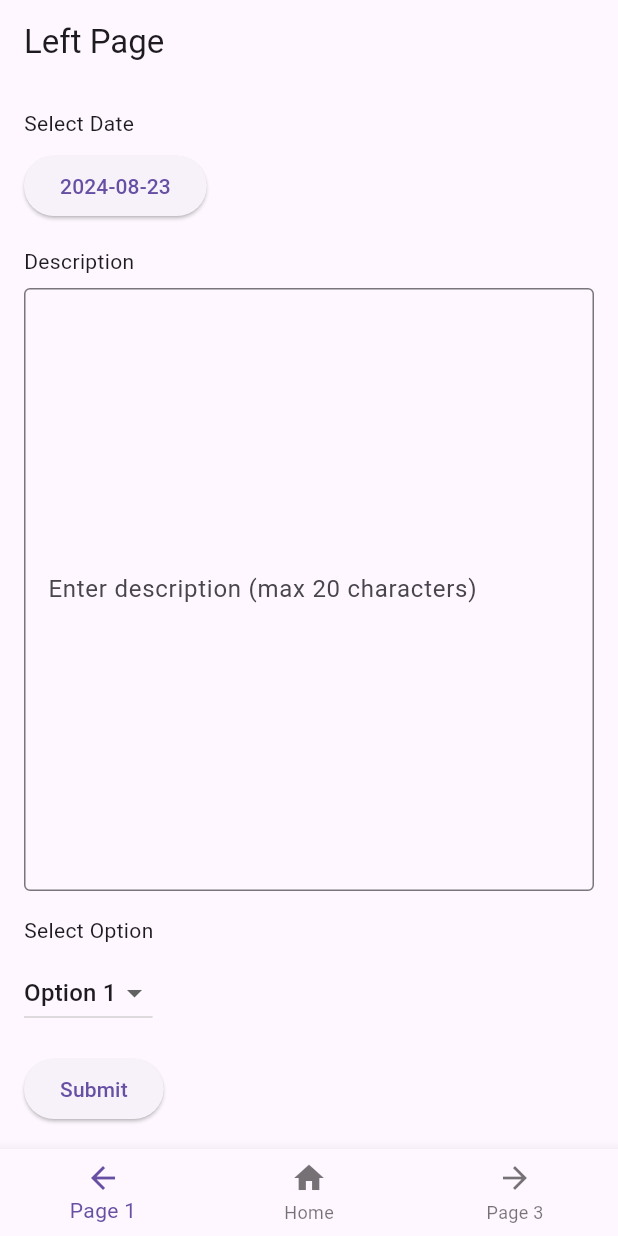
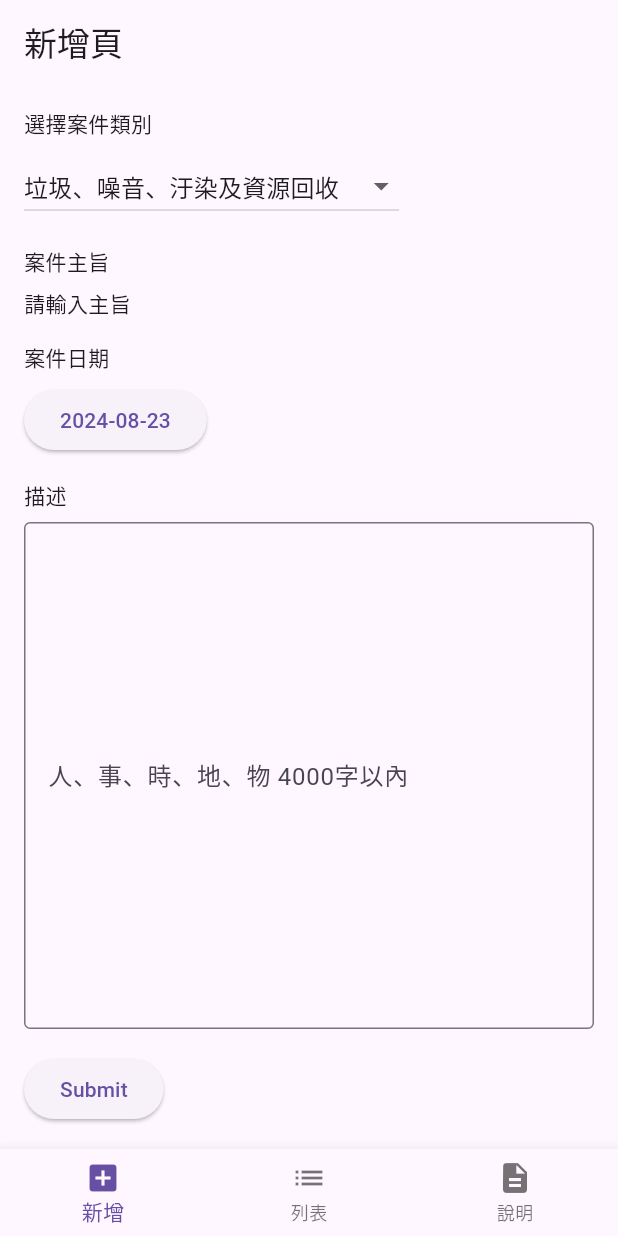
Before and after one commit to online135/hackathon_practice, a Flutter app: the screen it shows after launch, after a tap on "Submit", on a phone screen of 412 x 824 dp. Run offline on Flutter 3.47's test engine with Material 3 defaults, Android fonts, the light colour scheme and no system bars; our stand-ins replace camera, shared_preferences; network calls fail.

Commit message:
主題調整 - 市政通報追蹤

```diff
--- a/lib/left_page.dart
+++ b/lib/add_page.dart
@@ -4,18 +4,19 @@ import 'package:shared_preferences/shared_preferences.dart';
 import 'package:http/http.dart' as http;
 import 'dart:convert';
 
-class LeftPage extends StatefulWidget {
-  const LeftPage({super.key});
+class AddPage extends StatefulWidget {
+  const AddPage({super.key});
 
   @override
-  _LeftPageState createState() => _LeftPageState();
+  _AddPageState createState() => _AddPageState();
 }
 
-class _LeftPageState extends State<LeftPage> {
+class _AddPageState extends State<AddPage> {
+  String _selectedCategory = '垃圾、噪音、汙染及資源回收';
+  final List<String> _categories = ['垃圾、噪音、汙染及資源回收', '道路、山坡地、樹路及路燈', '公園、排水溝、下水道及自來水'];
+  String _title = '';
   DateTime _selectedDate = DateTime.now();
   String _description = '';
-  String _selectedOption = 'Option 1';
-  final List<String> _options = ['Option 1', 'Option 2', 'Option 3'];
 
   @override
   void initState() {
@@ -45,22 +46,23 @@ class _LeftPageState extends State<LeftPage> {
     });
   }
 
-  void _updateSelectedOption(String? newValue) {
+  void _updateSelectedCategory(String? newValue) {
     if (newValue != null) {
       setState(() {
-        _selectedOption = newValue;
+        _selectedCategory = newValue;
         _saveFormData();
       });
     }
   }
 
   void _submitForm() async {
-    final url = Uri.parse('http://localhost:8080/api/data'); // Replace with your server's IP address or hostname
+    final url = Uri.parse('http://localhost:8080/api/issue'); // Replace with your server's IP address or hostname
 
     final Map<String, dynamic> data = {
+      'category': _selectedCategory,
+      'title': _title,
       'selectedDate': DateFormat('yyyy-MM-dd').format(_selectedDate),
       'description': _description,
-      'selectedOption': _selectedOption,
     };
 
     final response = await http.post(
@@ -72,56 +74,90 @@ class _LeftPageState extends State<LeftPage> {
     );
 
     if (response.statusCode == 201) {
-      print('Data sent successfully');
+      print('資料傳送成功');
       _clearFormData();
     } else {
-      print('Failed to send data');
+      print('資料傳送失敗');
     }
   }
 
   Future<void> _saveFormData() async {
     final prefs = await SharedPreferences.getInstance();
+    await prefs.setString('category', _selectedCategory);
+    await prefs.setString('title', _title);
     await prefs.setString('selectedDate', _selectedDate.toString());
     await prefs.setString('description', _description);
-    await prefs.setString('selectedOption', _selectedOption);
   }
 
   Future<void> _loadFormData() async {
     final prefs = await SharedPreferences.getInstance();
     setState(() {
+      _selectedCategory = prefs.getString('category') ?? '';
+      _title = prefs.getString('title') ?? '';
       _selectedDate = DateTime.parse(prefs.getString('selectedDate') ?? _selectedDate.toString());
       _description = prefs.getString('description') ?? '';
-      _selectedOption = prefs.getString('selectedOption') ?? 'Option 1';
     });
   }
 
   Future<void> _clearFormData() async {
     final prefs = await SharedPreferences.getInstance();
+    await prefs.remove('category');
+    await prefs.remove('title');
     await prefs.remove('selectedDate');
     await prefs.remove('description');
-    await prefs.remove('selectedOption');
   }
 
 @override
 Widget build(BuildContext context) {
   return Scaffold(
     appBar: AppBar(
-      title: const Text('Left Page'),
+      title: const Text('新增頁'),
     ),
     body: Padding(
       padding: const EdgeInsets.all(16.0),
       child: Column(
         crossAxisAlignment: CrossAxisAlignment.start,
         children: [
-          const Text('Select Date'),
+          // 案件類別: Category
+          const Text('選擇案件類別'),
           const SizedBox(height: 8.0),
+
+          DropdownButton<String>(
+            value: _selectedCategory,
+            onChanged: _updateSelectedCategory,
+            items: _categories.map<DropdownMenuItem<String>>((String value) {
+              return DropdownMenuItem<String>(
+                value: value,
+                child: Text(value),
+              );
+            }).toList(),
+          ),
+          const SizedBox(height: 16.0),
+
+          // 案件主旨
+          const Text('案件主旨'),
+          const SizedBox(height: 8.0),
+
+          Text(
+            overflow: TextOverflow.fade,
+            maxLines: 1,
+            '請輸入主旨'
+          ),
+          const SizedBox(height: 16.0),
+
+          // 案件日期: date
+          const Text('案件日期'),
+          const SizedBox(height: 8.0),
+
           ElevatedButton(
             onPressed: () => _selectDate(context),
             child: Text(DateFormat('yyyy-MM-dd').format(_selectedDate)),
           ),
           const SizedBox(height: 16.0),
-          const Text('Description'),
+
+          const Text('描述'),
           const SizedBox(height: 8.0),
+
           Expanded(
             child: TextField(
               maxLines: null,
@@ -130,25 +166,13 @@ Widget build(BuildContext context) {
               onChanged: _updateDescription,
               decoration: const InputDecoration(
                 border: OutlineInputBorder(),
-                hintText: 'Enter description (max 20 characters)',
+                hintText: '人、事、時、地、物 4000字以內',
               ),
               controller: TextEditingController(text: _description),
             ),
           ),
           const SizedBox(height: 16.0),
-          const Text('Select Option'),
-          const SizedBox(height: 8.0),
-          DropdownButton<String>(
-            value: _selectedOption,
-            onChanged: _updateSelectedOption,
-            items: _options.map<DropdownMenuItem<String>>((String value) {
-              return DropdownMenuItem<String>(
-                value: value,
-                child: Text(value),
-              );
-            }).toList(),
-          ),
-          const SizedBox(height: 16.0),
+
           ElevatedButton(
             onPressed: _submitForm,
             child: const Text('Submit'),
--- /dev/null
+++ b/lib/config.dart
@@ -0,0 +1,2 @@
+// config.dart
+const String baseUrl = 'http://localhost:8080/';
--- a/lib/main.dart
+++ b/lib/main.dart
@@ -2,9 +2,10 @@ import 'package:flutter/material.dart';
 import 'package:shared_preferences/shared_preferences.dart';
 import 'dart:convert';
 import 'package:http/http.dart' as http;
-import 'second_page.dart'; // 載入第二頁
-import 'left_page.dart'; // 載入左頁
-import 'right_page.dart'; // 載入右頁
+import 'add_page.dart'; // 載入左頁 - 新增頁
+import 'explain_page.dart'; // 載入右頁 - 說明頁
+import 'config.dart'; // 導入配置檔案
+
 
 void main() {
   runApp(const MyApp());
@@ -16,180 +17,124 @@ class MyApp extends StatelessWidget {
   @override
   Widget build(BuildContext context) {
     return MaterialApp(
-      title: 'To-Do List App',
+      title: '市政通報追蹤',
       theme: ThemeData(
         primarySwatch: Colors.blue,
       ),
-      home: const MainScreen(),
+      home: const IssueListPage(),
     );
   }
 }
 
-class MainScreen extends StatefulWidget {
-  const MainScreen({super.key});
+class IssueListPage extends StatefulWidget {
+  const IssueListPage({super.key});
 
   @override
-  _MainScreenState createState() => _MainScreenState();
+  _IssueListPageState createState() => _IssueListPageState();
 }
 
-class _MainScreenState extends State<MainScreen> {
+class _IssueListPageState extends State<IssueListPage> {
   int _selectedIndex = 1;
-  List<Map<String, dynamic>> _todoList = [];
+  List<Map<String, dynamic>> _issueList = [];
   final TextEditingController _controller = TextEditingController();
 
   @override
   void initState() {
     super.initState();
-    _loadTodoList();
+    _loadIssueList();
   }
 
-  Future<void> _loadTodoList() async {
-    final response = await http.get(Uri.parse('http://your-backend-url.com/api/todos'));
+  Future<void> _loadIssueList() async {
+    final response = await http.get(Uri.parse('${baseUrl}api/issues'));
 
     if (response.statusCode == 200) {
-      final List<dynamic> todoListJson = json.decode(response.body);
+      final List<dynamic> issueListJson  = json.decode(response.body);
       setState(() {
-        _todoList = todoListJson.map((item) {
+        _issueList = issueListJson.map((item) {
           return {
+            'category': item['category'],
             'title': item['title'],
+            'date': item['date'],
+            'description': item['description'],
             'completed': item['completed'],
           };
         }).toList();
       });
     } else {
-      throw Exception('Failed to load todos');
+      throw Exception('無法載入通報列表');
     }
   }
 
-  Future<void> _saveTodoList() async {
+  Future<void> _saveIssueList() async {
     final prefs = await SharedPreferences.getInstance();
-    prefs.setString('todoList', json.encode(_todoList));
+    prefs.setString('issueList', json.encode(_issueList));
   }
 
-  Future<void> _sendTodoListToBackend() async {
-    final url = Uri.parse('http://your-backend-url.com/api/todos');
-    for (var todoItem in _todoList) {
+  Future<void> _sendIssueListToBackend() async {
+    final url = Uri.parse('${baseUrl}api/issues');
+    for (var issueItem in _issueList) {
       await http.post(
         url,
         headers: {'Content-Type': 'application/json'},
-        body: json.encode(todoItem),
+        body: json.encode(issueItem),
       );
     }
   }
 
-  void _addTodoItem(String title) {
+  void _deleteIssueItem(int index) {
     setState(() {
-      _todoList.add({'title': title, 'completed': false});
+      _issueList.removeAt(index);
     });
-    _controller.clear();
-    _saveTodoList();
-    _sendTodoListToBackend();  // 保存後發送資料到後端
+    _saveIssueList();
+    _sendIssueListToBackend();
   }
 
-  void _toggleTodoItem(int index) {
-    setState(() {
-      _todoList[index]['completed'] = !_todoList[index]['completed'];
-    });
-    _saveTodoList();
-    _sendTodoListToBackend();  // 切換完成狀態後發送資料到後端
-  }
-
-  void _deleteTodoItem(int index) {
-    setState(() {
-      _todoList.removeAt(index);
-    });
-    _saveTodoList();
-    _sendTodoListToBackend();  // 刪除後發送資料到後端
-  }
-
-  void _showAddTodoDialog() {
-    showDialog(
-      context: context,
-      builder: (context) {
-        return AlertDialog(
-          title: const Text('Add a new task'),
-          content: TextField(
-            controller: _controller,
-            decoration: const InputDecoration(hintText: 'Enter task title'),
-          ),
-          actions: [
-            TextButton(
-              onPressed: () {
-                Navigator.of(context).pop();
-              },
-              child: const Text('Cancel'),
-            ),
-            ElevatedButton(
-              onPressed: () {
-                if (_controller.text.isNotEmpty) {
-                  _addTodoItem(_controller.text);
-                  Navigator.of(context).pop();
-                }
-              },
-              child: const Text('Add'),
-            ),
-          ],
-        );
-      },
-    );
-  }
-
-  Widget _buildTodoListPage() {
+  Widget _buildIssueListPage() {
     return Scaffold(
       appBar: AppBar(
-        title: const Text('To-Do List'),
-        actions: [
-          IconButton(
-            icon: const Icon(Icons.arrow_forward),
-            onPressed: () {
-              Navigator.of(context).push(
-                MaterialPageRoute(builder: (context) => const SecondPage()),
-              );
-            },
-          ),
-        ],
+        title: const Text('市政通報追蹤'),
+        backgroundColor: Colors.blue,
       ),
       body: ListView.builder(
-        itemCount: _todoList.length,
+        itemCount: _issueList.length,
         itemBuilder: (context, index) {
-          final todoItem = _todoList[index];
+          final issueItem = _issueList[index];
           return ListTile(
             title: Text(
-              todoItem['title'],
+              issueItem['title'],
               style: TextStyle(
-                decoration: todoItem['completed']
+                decoration: issueItem['completed']
                     ? TextDecoration.lineThrough
                     : TextDecoration.none,
               ),
             ),
-            leading: Switch(
-              value: todoItem['completed'],
-              onChanged: (value) {
-                _toggleTodoItem(index);
-              },
+            leading: Icon(
+              issueItem['completed'] ? Icons.check_circle_outline : Icons.radio_button_unchecked,
+              color: issueItem['completed'] ? Colors.grey : Colors.blue,
             ),
-            trailing: IconButton(
-              icon: const Icon(Icons.delete),
-              onPressed: () {
-                _deleteTodoItem(index);
-              },
-            ),
+            trailing: issueItem['status'] == '未處理'
+             ?  IconButton(
+                  icon: const Icon(Icons.delete),
+                  onPressed: () {
+                    _deleteIssueItem(index);
+                  },
+                )
+              : Icon(
+                Icons.delete,
+                color: Colors.grey, // 顯示灰色的刪除圖標，但不可點擊
+              )
           );
         },
-      ),
-      floatingActionButton: FloatingActionButton(
-        onPressed: _showAddTodoDialog,
-        child: const Icon(Icons.add),
-      ),
+      )
     );
   }
 
-  Widget _buildLeftPage() {
-    return const LeftPage();
+  Widget _buildAddPage() {
+    return const AddPage();
   }
 
-  Widget _buildRightPage() {
-    return const RightPage();
+  Widget _buildExplainPage() {
+    return const ExplainPage();
   }
 
   void _onItemTapped(int index) {
@@ -204,24 +149,24 @@ class _MainScreenState extends State<MainScreen> {
       body: IndexedStack(
         index: _selectedIndex,
         children: [
-          _buildLeftPage(), // 左邊的頁面
-          _buildTodoListPage(), // 中間的 Home 頁面
-          _buildRightPage(), // 右邊的頁面
+          _buildAddPage(), // 左邊的頁面 - 新增
+          _buildIssueListPage(), // 中間的 Home 頁面
+          _buildExplainPage(), // 右邊的頁面 - 說明
         ],
       ),
       bottomNavigationBar: BottomNavigationBar(
         items: const <BottomNavigationBarItem>[
           BottomNavigationBarItem(
-            icon: Icon(Icons.arrow_back),
-            label: 'Page 1',
+            icon: Icon(Icons.add_box),
+            label: '新增',
           ),
           BottomNavigationBarItem(
-            icon: Icon(Icons.home),
-            label: 'Home',
+            icon: Icon(Icons.list),
+            label: '列表',
           ),
           BottomNavigationBarItem(
-            icon: Icon(Icons.arrow_forward),
-            label: 'Page 3',
+            icon: Icon(Icons.description),
+            label: '說明',
           ),
         ],
         currentIndex: _selectedIndex,
```
Also changed, not shown: lib/explain_page.dart (renamed from lib/right_page.dart, +4 -4 lines).
